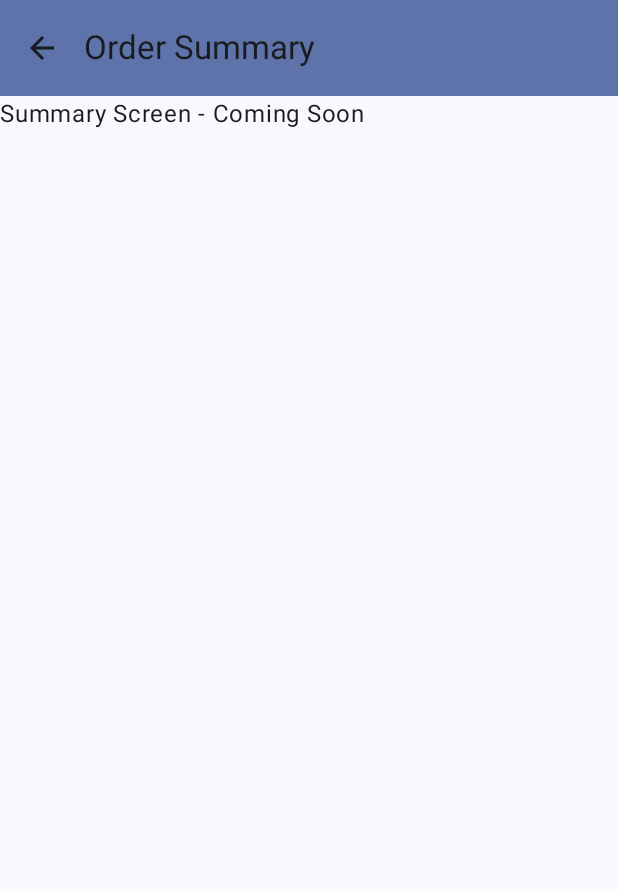
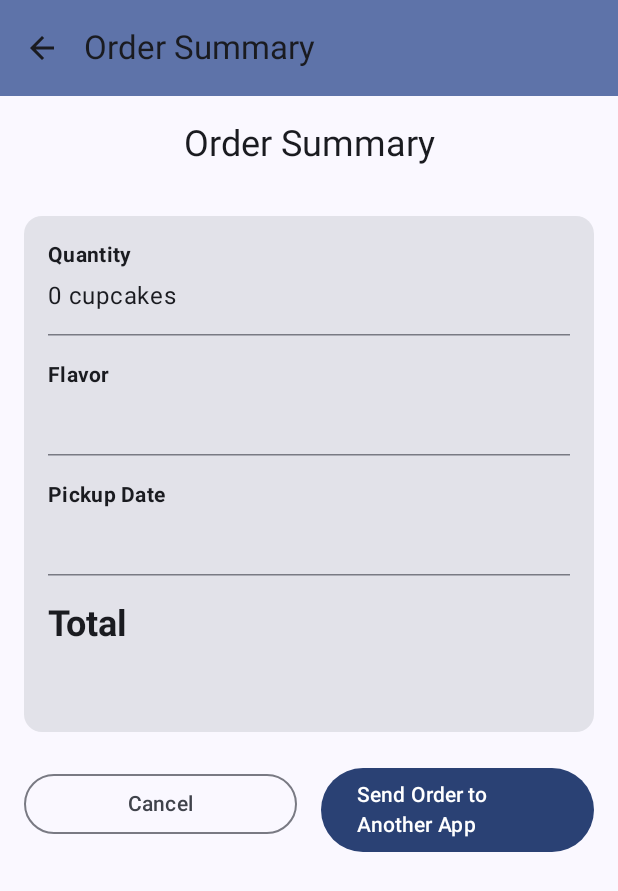
Before and after one commit to Zuluaga17/CupcakeApp, an Android app built with Jetpack Compose: the OrderSummaryScreen screen opened through its navigation route, on a phone screen of 412 x 824 dp. Shown: the top 891 px of the screen. Run offline under Robolectric (Android 15) with nearby library versions, the phone set to English and light mode, and no system bars.

Commit message:
Implementar la screen de resumen del pedido mostrando el flujo completo de la compra.

```diff
--- a/app/src/main/java/com/example/cupcakeapp/CupcakeScreen.kt
+++ b/app/src/main/java/com/example/cupcakeapp/CupcakeScreen.kt
@@ -1,5 +1,7 @@
 package com.example.cupcakeapp
 
+import android.content.Context
+import android.content.Intent
 import androidx.compose.foundation.layout.fillMaxSize
 import androidx.compose.foundation.layout.padding
 import androidx.compose.material.icons.Icons
@@ -16,6 +18,7 @@ import androidx.compose.runtime.Composable
 import androidx.compose.runtime.collectAsState
 import androidx.compose.runtime.getValue
 import androidx.compose.ui.Modifier
+import androidx.compose.ui.platform.LocalContext
 import androidx.lifecycle.viewmodel.compose.viewModel
 import androidx.navigation.NavHostController
 import androidx.navigation.compose.NavHost
@@ -23,6 +26,7 @@ import androidx.navigation.compose.composable
 import androidx.navigation.compose.currentBackStackEntryAsState
 import androidx.navigation.compose.rememberNavController
 import com.example.cupcakeapp.data.DataSource
+import com.example.cupcakeapp.ui.OrderSummaryScreen
 import com.example.cupcakeapp.ui.OrderViewModel
 import com.example.cupcakeapp.ui.SelectFlavorScreen
 import com.example.cupcakeapp.ui.SelectPickupScreen
@@ -117,14 +121,45 @@ fun CupcakeApp(
                     options = uiState.pickupOptions,
                     onSelectionChanged = { date ->
                         viewModel.setDate(date)
+                        navController.navigate(CupcakeScreen.Summary.name)
                     }
                 )
             }
 
             composable(route = CupcakeScreen.Summary.name) {
-                // TODO: Implementar pantalla de resumen
-                Text("Summary Screen - Coming Soon")
+                val context = LocalContext.current
+                OrderSummaryScreen(
+                    orderUiState = uiState,
+                    onCancelButtonClicked = {
+                        cancelOrderAndNavigateToStart(viewModel, navController)
+                    },
+                    onSendButtonClicked = { subject: String, summary: String ->
+                        shareOrder(context, subject = subject, summary = summary)
+                    }
+                )
             }
         }
     }
 }
+
+private fun cancelOrderAndNavigateToStart(
+    viewModel: OrderViewModel,
+    navController: NavHostController
+) {
+    viewModel.resetOrder()
+    navController.popBackStack(CupcakeScreen.Start.name, inclusive = false)
+}
+
+private fun shareOrder(context: Context, subject: String, summary: String) {
+    val intent = Intent(Intent.ACTION_SEND).apply {
+        type = "text/plain"
+        putExtra(Intent.EXTRA_SUBJECT, subject)
+        putExtra(Intent.EXTRA_TEXT, summary)
+    }
+    context.startActivity(
+        Intent.createChooser(
+            intent,
+            context.getString(R.string.new_cupcake_order)
+        )
+    )
+}
--- /dev/null
+++ b/app/src/main/java/com/example/cupcakeapp/ui/SummaryScreen.kt
@@ -0,0 +1,164 @@
+package com.example.cupcakeapp.ui
+
+import android.content.Context
+import android.content.Intent
+import androidx.compose.foundation.layout.Arrangement
+import androidx.compose.foundation.layout.Column
+import androidx.compose.foundation.layout.Row
+import androidx.compose.foundation.layout.Spacer
+import androidx.compose.foundation.layout.fillMaxWidth
+import androidx.compose.foundation.layout.height
+import androidx.compose.foundation.layout.padding
+import androidx.compose.material3.Button
+import androidx.compose.material3.Card
+import androidx.compose.material3.CardDefaults
+import androidx.compose.material3.HorizontalDivider
+import androidx.compose.material3.MaterialTheme
+import androidx.compose.material3.OutlinedButton
+import androidx.compose.material3.Text
+import androidx.compose.runtime.Composable
+import androidx.compose.ui.Alignment
+import androidx.compose.ui.Modifier
+import androidx.compose.ui.platform.LocalContext
+import androidx.compose.ui.res.dimensionResource
+import androidx.compose.ui.res.stringResource
+import androidx.compose.ui.text.font.FontWeight
+import androidx.compose.ui.tooling.preview.Preview
+import com.example.cupcakeapp.R
+import com.example.cupcakeapp.ui.theme.CupcakeAppTheme
+
+@Composable
+fun OrderSummaryScreen(
+    orderUiState: OrderUiState,
+    onCancelButtonClicked: () -> Unit = {},
+    onSendButtonClicked: (String, String) -> Unit = { _, _ -> },
+    modifier: Modifier = Modifier
+) {
+    val context = LocalContext.current
+
+    val numberOfCupcakes = context.resources.getQuantityString(
+        R.plurals.cupcakes,
+        orderUiState.quantity,
+        orderUiState.quantity
+    )
+
+    val orderSummary = """
+        Quantity: $numberOfCupcakes
+        Flavor: ${orderUiState.flavor}
+        Pickup date: ${orderUiState.date}
+        Total: ${orderUiState.price}
+    """.trimIndent()
+
+    val newOrder = context.getString(R.string.new_cupcake_order)
+
+    Column(
+        modifier = modifier.padding(dimensionResource(R.dimen.padding_medium)),
+        verticalArrangement = Arrangement.spacedBy(dimensionResource(R.dimen.padding_small))
+    ) {
+        Text(
+            text = stringResource(R.string.order_summary),
+            style = MaterialTheme.typography.headlineSmall,
+            modifier = Modifier.align(Alignment.CenterHorizontally)
+        )
+
+        Spacer(modifier = Modifier.height(dimensionResource(R.dimen.padding_medium)))
+
+        Card(
+            modifier = Modifier.fillMaxWidth(),
+            elevation = CardDefaults.cardElevation(defaultElevation = dimensionResource(R.dimen.thickness_divider))
+        ) {
+            Column(
+                modifier = Modifier.padding(dimensionResource(R.dimen.padding_medium)),
+                verticalArrangement = Arrangement.spacedBy(dimensionResource(R.dimen.padding_small))
+            ) {
+                Text(
+                    text = stringResource(R.string.quantity),
+                    style = MaterialTheme.typography.bodyMedium.copy(fontWeight = FontWeight.Bold)
+                )
+                Text(
+                    text = numberOfCupcakes,
+                    style = MaterialTheme.typography.bodyLarge
+                )
+
+                HorizontalDivider(
+                    thickness = dimensionResource(R.dimen.thickness_divider),
+                    modifier = Modifier.padding(vertical = dimensionResource(R.dimen.padding_small))
+                )
+
+                Text(
+                    text = stringResource(R.string.flavor),
+                    style = MaterialTheme.typography.bodyMedium.copy(fontWeight = FontWeight.Bold)
+                )
+                Text(
+                    text = orderUiState.flavor,
+                    style = MaterialTheme.typography.bodyLarge
+                )
+
+                HorizontalDivider(
+                    thickness = dimensionResource(R.dimen.thickness_divider),
+                    modifier = Modifier.padding(vertical = dimensionResource(R.dimen.padding_small))
+                )
+
+                Text(
+                    text = stringResource(R.string.pickup_date),
+                    style = MaterialTheme.typography.bodyMedium.copy(fontWeight = FontWeight.Bold)
+                )
+                Text(
+                    text = orderUiState.date,
+                    style = MaterialTheme.typography.bodyLarge
+                )
+
+                HorizontalDivider(
+                    thickness = dimensionResource(R.dimen.thickness_divider),
+                    modifier = Modifier.padding(vertical = dimensionResource(R.dimen.padding_small))
+                )
+
+                Text(
+                    text = stringResource(R.string.total),
+                    style = MaterialTheme.typography.headlineSmall.copy(fontWeight = FontWeight.Bold)
+                )
+                Text(
+                    text = orderUiState.price,
+                    style = MaterialTheme.typography.headlineSmall
+                )
+            }
+        }
+
+        Row(
+            modifier = Modifier
+                .fillMaxWidth()
+                .padding(top = dimensionResource(R.dimen.padding_medium)),
+            horizontalArrangement = Arrangement.spacedBy(dimensionResource(R.dimen.padding_medium))
+        ) {
+            OutlinedButton(
+                modifier = Modifier.weight(1f),
+                onClick = onCancelButtonClicked
+            ) {
+                Text(stringResource(R.string.cancel))
+            }
+            Button(
+                modifier = Modifier.weight(1f),
+                onClick = {
+                    onSendButtonClicked(newOrder, orderSummary)
+                }
+            ) {
+                Text(stringResource(R.string.send))
+            }
+        }
+    }
+}
+
+@Preview(showBackground = true)
+@Composable
+fun OrderSummaryScreenPreview() {
+    CupcakeAppTheme {
+        OrderSummaryScreen(
+            orderUiState = OrderUiState(
+                quantity = 6,
+                flavor = "Vanilla",
+                date = "Mon Dec 25",
+                price = "$12.00"
+            )
+        )
+    }
+}
--- a/app/src/main/res/values/strings.xml
+++ b/app/src/main/res/values/strings.xml
@@ -4,10 +4,17 @@
     <string name="one_cupcake">One Cupcake</string>
     <string name="six_cupcakes">Six Cupcakes</string>
     <string name="twelve_cupcakes">Twelve Cupcakes</string>
-    <string name="choose_flavor">Choose Flavor</string>
-    <string name="vanilla">Vanilla</string>
-    <string name="chocolate">Chocolate</string>
-    <string name="red_velvet">Red Velvet</string>
-    <string name="salted_caramel">Salted Caramel</string>
-    <string name="coffee">Coffee</string>
+    <string name="order_summary">Order Summary</string>
+    <string name="quantity">Quantity</string>
+    <string name="flavor">Flavor</string>
+    <string name="pickup_date">Pickup Date</string>
+    <string name="total">Total</string>
+    <string name="cancel">Cancel</string>
+    <string name="send">Send Order to Another App</string>
+    <string name="new_cupcake_order">New Cupcake Order</string>
+
+    <plurals name="cupcakes">
+        <item quantity="one">%d cupcake</item>
+        <item quantity="other">%d cupcakes</item>
+    </plurals>
 </resources>
```
